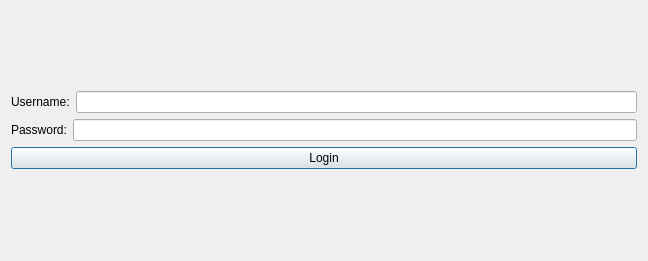
Above: BaseballProject2/login.ui from tholm1/CS1D-Project-2-Baseball before the change. Below: the same form after it.
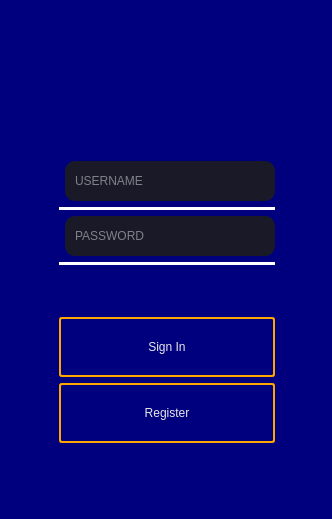
That is the form after the change. Icons and pictures are not drawn.

Commit message: Update login UI and add Resources.qrc.

```diff
--- a/BaseballProject2/login.ui
+++ b/BaseballProject2/login.ui
@@ -6,58 +6,262 @@
    <rect>
     <x>0</x>
     <y>0</y>
-    <width>648</width>
-    <height>261</height>
+    <width>332</width>
+    <height>519</height>
    </rect>
   </property>
   <property name="windowTitle">
    <string>Dialog</string>
   </property>
-  <layout class="QGridLayout" name="gridLayout_2">
-   <item row="0" column="0">
-    <layout class="QGridLayout" name="gridLayout">
-     <item row="0" column="0">
-      <layout class="QHBoxLayout" name="horizontalLayout">
+  <widget class="QWidget" name="layoutWidget">
+   <property name="geometry">
+    <rect>
+     <x>0</x>
+     <y>0</y>
+     <width>334</width>
+     <height>520</height>
+    </rect>
+   </property>
+   <layout class="QHBoxLayout" name="horizontalLayout_3" stretch="1">
+    <property name="spacing">
+     <number>0</number>
+    </property>
+    <item>
+     <widget class="QWidget" name="widget" native="true">
+      <property name="maximumSize">
+       <size>
+        <width>16777215</width>
+        <height>16777215</height>
+       </size>
+      </property>
+      <property name="styleSheet">
+       <string notr="true">.QWidget{background-color: rgb(0, 0, 127);}
+</string>
+      </property>
+      <layout class="QVBoxLayout" name="verticalLayout_2">
+       <property name="leftMargin">
+        <number>9</number>
+       </property>
+       <property name="topMargin">
+        <number>0</number>
+       </property>
+       <property name="rightMargin">
+        <number>0</number>
+       </property>
+       <property name="bottomMargin">
+        <number>0</number>
+       </property>
        <item>
-        <widget class="QLabel" name="username_label">
-         <property name="text">
-          <string>Username:</string>
+        <layout class="QVBoxLayout" name="verticalLayout_3">
+         <property name="topMargin">
+          <number>15</number>
          </property>
-        </widget>
+         <item alignment="Qt::AlignHCenter|Qt::AlignVCenter">
+          <widget class="QLabel" name="label">
+           <property name="minimumSize">
+            <size>
+             <width>175</width>
+             <height>105</height>
+            </size>
+           </property>
+           <property name="styleSheet">
+            <string notr="true">border-image: url(:/image/baselogo.png);</string>
+           </property>
+           <property name="text">
+            <string/>
+           </property>
+          </widget>
+         </item>
+         <item>
+          <layout class="QFormLayout" name="formLayout_2">
+           <property name="leftMargin">
+            <number>50</number>
+           </property>
+           <property name="topMargin">
+            <number>35</number>
+           </property>
+           <property name="rightMargin">
+            <number>59</number>
+           </property>
+           <item row="1" column="1">
+            <widget class="QLineEdit" name="username_LineEdit">
+             <property name="minimumSize">
+              <size>
+               <width>0</width>
+               <height>40</height>
+              </size>
+             </property>
+             <property name="styleSheet">
+              <string notr="true">QLineEdit {
+                                                                color: rgb(231, 231, 231);
+                                                                font: 15pt &quot;Verdana&quot;;
+                                                                border: None;
+                                                                border-bottom-color: white;
+                                                                border-radius: 10px;
+                                                                padding: 0 8px;
+                                                                background: rgb(25, 25, 40);
+                                                                selection-background-color: darkgray;
+                                                                }</string>
+             </property>
+             <property name="placeholderText">
+              <string>USERNAME</string>
+             </property>
+            </widget>
+           </item>
+           <item row="3" column="0" colspan="2">
+            <widget class="Line" name="line">
+             <property name="styleSheet">
+              <string notr="true">border: 2px solid white;</string>
+             </property>
+             <property name="orientation">
+              <enum>Qt::Horizontal</enum>
+             </property>
+            </widget>
+           </item>
+           <item row="4" column="1">
+            <widget class="QLineEdit" name="password_LineEdit">
+             <property name="minimumSize">
+              <size>
+               <width>0</width>
+               <height>40</height>
+              </size>
+             </property>
+             <property name="styleSheet">
+              <string notr="true">QLineEdit {
+                                                                color: rgb(231, 231, 231);
+                                                                font: 15pt &quot;Verdana&quot;;
+                                                                border: None;
+                                                                border-bottom-color: white;
+                                                                border-radius: 10px;
+                                                                padding: 0 8px;
+                                                                background: rgb(25, 25, 40);
+                                                                selection-background-color: darkgray;
+                                                                }</string>
+             </property>
+             <property name="text">
+              <string/>
+             </property>
+             <property name="echoMode">
+              <enum>QLineEdit::Password</enum>
+             </property>
+             <property name="placeholderText">
+              <string>PASSWORD</string>
+             </property>
+            </widget>
+           </item>
+           <item row="5" column="0" colspan="2">
+            <widget class="Line" name="line_3">
+             <property name="styleSheet">
+              <string notr="true">border: 2px solid white;</string>
+             </property>
+             <property name="orientation">
+              <enum>Qt::Horizontal</enum>
+             </property>
+            </widget>
+           </item>
+           <item row="6" column="0" colspan="2">
+            <spacer name="verticalSpacer">
+             <property name="orientation">
+              <enum>Qt::Vertical</enum>
+             </property>
+             <property name="sizeHint" stdset="0">
+              <size>
+               <width>20</width>
+               <height>40</height>
+              </size>
+             </property>
+            </spacer>
+           </item>
+           <item row="7" column="0" colspan="2">
+            <widget class="QPushButton" name="login_pushButton">
+             <property name="sizePolicy">
+              <sizepolicy hsizetype="Minimum" vsizetype="Fixed">
+               <horstretch>0</horstretch>
+               <verstretch>0</verstretch>
+              </sizepolicy>
+             </property>
+             <property name="minimumSize">
+              <size>
+               <width>0</width>
+               <height>60</height>
+              </size>
+             </property>
+             <property name="autoFillBackground">
+              <bool>false</bool>
+             </property>
+             <property name="styleSheet">
+              <string notr="true">color: rgb(231, 231, 231);
+                                                                font: 17pt &quot;Verdana&quot;;
+                                                                border: 2px solid orange;
+                                                                padding: 5px;
+                                                                border-radius: 3px;
+                                                                opacity: 200;
+                                                            </string>
+             </property>
+             <property name="text">
+              <string>Sign In</string>
+             </property>
+             <property name="autoDefault">
+              <bool>false</bool>
+             </property>
+             <property name="default">
+              <bool>false</bool>
+             </property>
+             <property name="flat">
+              <bool>false</bool>
+             </property>
+            </widget>
+           </item>
+           <item row="8" column="0" colspan="2">
+            <widget class="QPushButton" name="pushButton_2">
+             <property name="minimumSize">
+              <size>
+               <width>0</width>
+               <height>60</height>
+              </size>
+             </property>
+             <property name="styleSheet">
+              <string notr="true">color: rgb(231, 231, 231);
+                                                                font: 17pt &quot;Verdana&quot;;
+                                                                border: 2px solid orange;
+                                                                padding: 5px;
+                                                                border-radius: 3px;
+                                                                opacity: 200;
+                                                            </string>
+             </property>
+             <property name="text">
+              <string>Register</string>
+             </property>
+             <property name="default">
+              <bool>false</bool>
+             </property>
+             <property name="flat">
+              <bool>false</bool>
+             </property>
+            </widget>
+           </item>
+          </layout>
+         </item>
+         <item>
+          <spacer name="verticalSpacer_2">
+           <property name="orientation">
+            <enum>Qt::Vertical</enum>
+           </property>
+           <property name="sizeHint" stdset="0">
+            <size>
+             <width>20</width>
+             <height>40</height>
+            </size>
+           </property>
+          </spacer>
+         </item>
+        </layout>
        </item>
-       <item>
-        <widget class="QLineEdit" name="username_LineEdit"/>
-       </item>
       </layout>
-     </item>
-     <item row="1" column="0">
-      <layout class="QHBoxLayout" name="horizontalLayout_2">
-       <item>
-        <widget class="QLabel" name="password_label">
-         <property name="text">
-          <string>Password:</string>
-         </property>
-        </widget>
-       </item>
-       <item>
-        <widget class="QLineEdit" name="password_LineEdit">
-         <property name="echoMode">
-          <enum>QLineEdit::Password</enum>
-         </property>
-        </widget>
-       </item>
-      </layout>
-     </item>
-     <item row="2" column="0">
-      <widget class="QPushButton" name="login_pushButton">
-       <property name="text">
-        <string>Login</string>
-       </property>
-      </widget>
-     </item>
-    </layout>
-   </item>
-  </layout>
+     </widget>
+    </item>
+   </layout>
+  </widget>
  </widget>
  <resources/>
  <connections/>
```
The commit also changes 3 other files.
